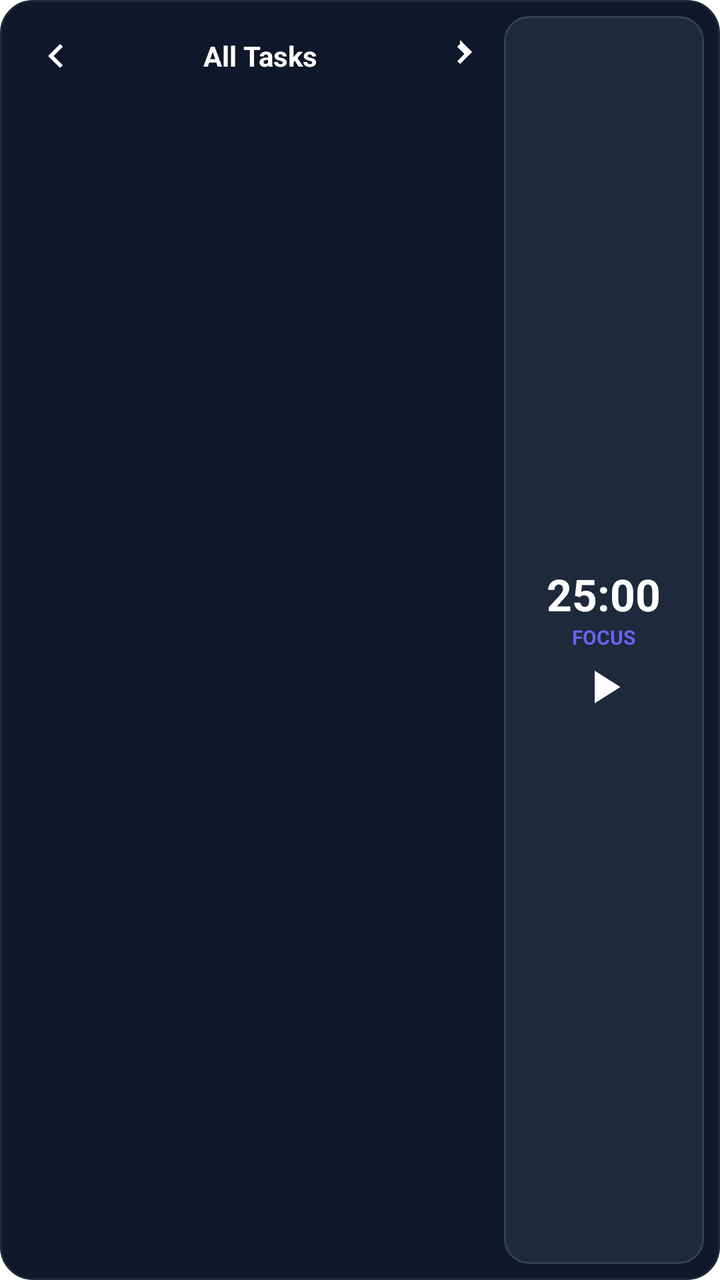
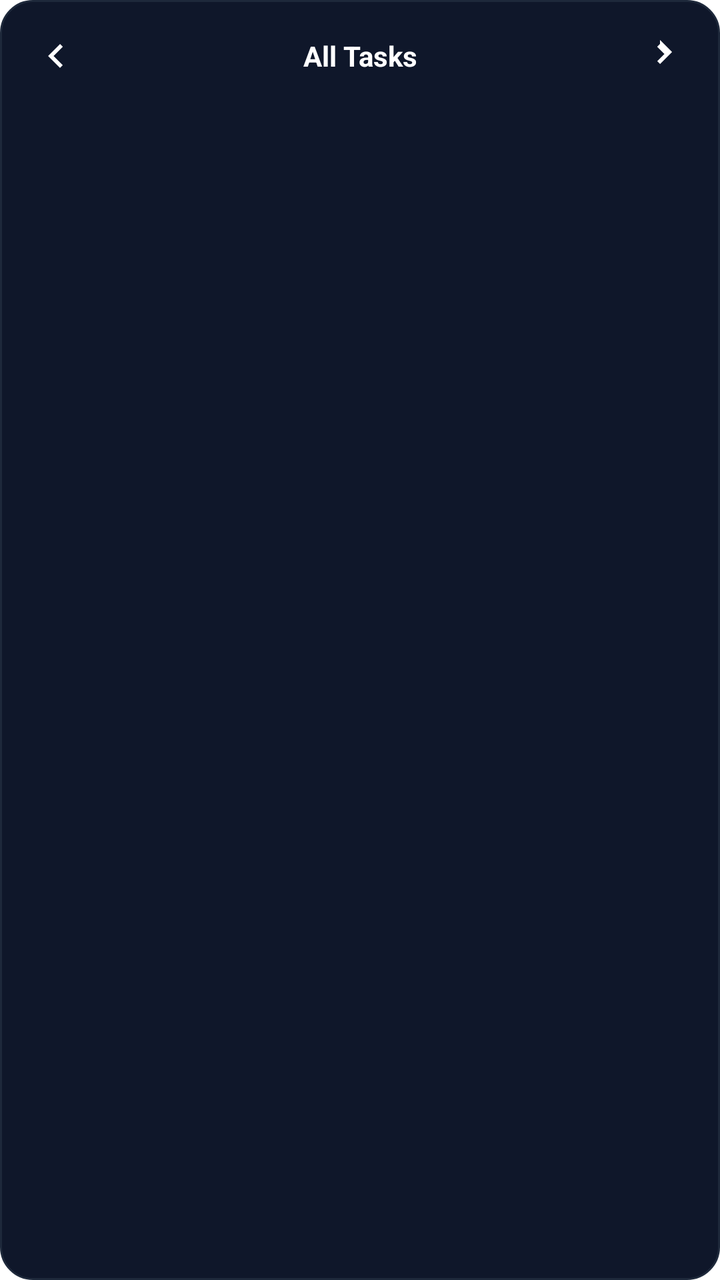

Compare the two renders of this Android layout. The source of the first and the diff that turns it into the second are given below.
<!-- AndroidManifest.xml: fallback theme Theme.MaterialComponents.DayNight.NoActionBar -->
<!-- res/layout/widget_layout.xml -->
<?xml version="1.0" encoding="utf-8"?>
<RelativeLayout xmlns:android="http://schemas.android.com/apk/res/android"
    android:layout_width="match_parent"
    android:layout_height="match_parent"
    android:background="@drawable/widget_background"
    android:padding="8dp">

    
    <LinearLayout
        android:id="@+id/tasks_container"
        android:layout_width="match_parent"
        android:layout_height="match_parent"
        android:layout_alignParentStart="true"
        android:layout_toStartOf="@+id/timer_container"
        android:orientation="vertical"
        android:padding="8dp">

        
        <LinearLayout
            android:layout_width="match_parent"
            android:layout_height="wrap_content"
            android:gravity="center_vertical"
            android:orientation="horizontal">

            <ImageView
                android:id="@+id/widget_prev_project"
                android:layout_width="24dp"
                android:layout_height="24dp"
                android:background="?android:attr/selectableItemBackgroundBorderless"
                android:src="@drawable/ic_chevron_left" />

            <TextView
                android:id="@+id/widget_project_name"
                android:layout_width="0dp"
                android:layout_height="wrap_content"
                android:layout_weight="1"
                android:gravity="center"
                android:text="All Tasks"
                android:textColor="#FFFFFF"
                android:textSize="14sp"
                android:textStyle="bold" />

            <ImageView
                android:id="@+id/widget_next_project"
                android:layout_width="24dp"
                android:layout_height="24dp"
                android:background="?android:attr/selectableItemBackgroundBorderless"
                android:src="@drawable/ic_chevron_right" />
        </LinearLayout>

        
        <ListView
            android:id="@+id/widget_tasks_list"
            android:layout_width="match_parent"
            android:layout_height="match_parent"
            android:layout_marginTop="8dp"
            android:divider="@android:color/transparent"
            android:dividerHeight="4dp" />
            
        <TextView
            android:id="@+id/widget_empty_view"
            android:layout_width="match_parent"
            android:layout_height="match_parent"
            android:gravity="center"
            android:text="No tasks found"
            android:textColor="#A1A1AA"
            android:visibility="gone" />
    </LinearLayout>

    
    <LinearLayout
        android:id="@+id/timer_container"
        android:layout_width="100dp"
        android:layout_height="match_parent"
        android:layout_alignParentEnd="true"
        android:background="@drawable/timer_bg"
        android:gravity="center"
        android:orientation="vertical"
        android:padding="4dp">

        <TextView
            android:id="@+id/widget_timer_value"
            android:layout_width="wrap_content"
            android:layout_height="wrap_content"
            android:text="25:00"
            android:textColor="#FFFFFF"
            android:textSize="22sp"
            android:textStyle="bold" />

        <TextView
            android:id="@+id/widget_timer_status"
            android:layout_width="wrap_content"
            android:layout_height="wrap_content"
            android:text="FOCUS"
            android:textColor="#6366F1"
            android:textSize="10sp"
            android:textStyle="bold" />

        <ImageView
            android:id="@+id/widget_timer_toggle"
            android:layout_width="28dp"
            android:layout_height="28dp"
            android:layout_marginTop="4dp"
            android:src="@drawable/ic_play" />
    </LinearLayout>

</RelativeLayout>
<!-- resources referenced by this layout -->
<resources>
  <!-- drawable ic_chevron_left (drawable) -->
  <vector xmlns:android="http://schemas.android.com/apk/res/android"
      android:width="24dp"
      android:height="24dp"
      android:viewportWidth="24"
      android:viewportHeight="24">
    <path
        android:pathData="M15.41,16.59L10.83,12l4.58,-4.59L14,6l-6,6 6,6 1.41,-1.41z"
        android:fillColor="#FFFFFF"/>
  </vector>
  <!-- drawable ic_chevron_right (drawable) -->
  <vector xmlns:android="http://schemas.android.com/apk/res/android"
      android:width="24dp"
      android:height="24dp"
      android:viewportWidth="24"
      android:viewportHeight="24">
    <path
        android:pathData="M10,6L8.59,7.41 12.17,11l-3.58,3.59L10,16l6,-6 -6,-6z"
        android:fillColor="#FFFFFF"/>
  </vector>
  <!-- drawable ic_play (drawable) -->
  <vector xmlns:android="http://schemas.android.com/apk/res/android"
      android:width="24dp"
      android:height="24dp"
      android:viewportWidth="24"
      android:viewportHeight="24"
      android:tint="#FFFFFF">
      <path
          android:fillColor="#FF000000"
          android:pathData="M8,5.14V19.14L19,12.14L8,5.14Z" />
  </vector>
  <!-- drawable timer_bg (drawable) -->
  <?xml version="1.0" encoding="utf-8"?>
  <shape xmlns:android="http://schemas.android.com/apk/res/android">
      <solid android:color="#1E293B" />
      <corners android:radius="12dp" />
      <stroke android:width="1dp" android:color="#334155" />
  </shape>
  <!-- drawable widget_background (drawable) -->
  <?xml version="1.0" encoding="utf-8"?>
  <shape xmlns:android="http://schemas.android.com/apk/res/android">
      <solid android:color="#0F172A" />
      <corners android:radius="16dp" />
      <stroke android:width="1dp" android:color="#1E293B" />
  </shape>
</resources>

<!-- the commit's change to res/layout/widget_layout.xml (unified diff, before → after) -->
@@ -11,7 +11,6 @@
         android:layout_width="match_parent"
         android:layout_height="match_parent"
         android:layout_alignParentStart="true"
-        android:layout_toStartOf="@+id/timer_container"
         android:orientation="vertical"
         android:padding="8dp">
 
@@ -67,41 +66,4 @@
             android:visibility="gone" />
     </LinearLayout>
 
-    
-    <LinearLayout
-        android:id="@+id/timer_container"
-        android:layout_width="100dp"
-        android:layout_height="match_parent"
-        android:layout_alignParentEnd="true"
-        android:background="@drawable/timer_bg"
-        android:gravity="center"
-        android:orientation="vertical"
-        android:padding="4dp">
-
-        <TextView
-            android:id="@+id/widget_timer_value"
-            android:layout_width="wrap_content"
-            android:layout_height="wrap_content"
-            android:text="25:00"
-            android:textColor="#FFFFFF"
-            android:textSize="22sp"
-            android:textStyle="bold" />
-
-        <TextView
-            android:id="@+id/widget_timer_status"
-            android:layout_width="wrap_content"
-            android:layout_height="wrap_content"
-            android:text="FOCUS"
-            android:textColor="#6366F1"
-            android:textSize="10sp"
-            android:textStyle="bold" />
-
-        <ImageView
-            android:id="@+id/widget_timer_toggle"
-            android:layout_width="28dp"
-            android:layout_height="28dp"
-            android:layout_marginTop="4dp"
-            android:src="@drawable/ic_play" />
-    </LinearLayout>
-
 </RelativeLayout>
<!-- resource entries referenced after the edit -->
@@ -20,24 +20,6 @@
         android:pathData="M10,6L8.59,7.41 12.17,11l-3.58,3.59L10,16l6,-6 -6,-6z"
         android:fillColor="#FFFFFF"/>
   </vector>
-  <!-- drawable ic_play (drawable) -->
-  <vector xmlns:android="http://schemas.android.com/apk/res/android"
-      android:width="24dp"
-      android:height="24dp"
-      android:viewportWidth="24"
-      android:viewportHeight="24"
-      android:tint="#FFFFFF">
-      <path
-          android:fillColor="#FF000000"
-          android:pathData="M8,5.14V19.14L19,12.14L8,5.14Z" />
-  </vector>
-  <!-- drawable timer_bg (drawable) -->
-  <?xml version="1.0" encoding="utf-8"?>
-  <shape xmlns:android="http://schemas.android.com/apk/res/android">
-      <solid android:color="#1E293B" />
-      <corners android:radius="12dp" />
-      <stroke android:width="1dp" android:color="#334155" />
-  </shape>
   <!-- drawable widget_background (drawable) -->
   <?xml version="1.0" encoding="utf-8"?>
   <shape xmlns:android="http://schemas.android.com/apk/res/android">
